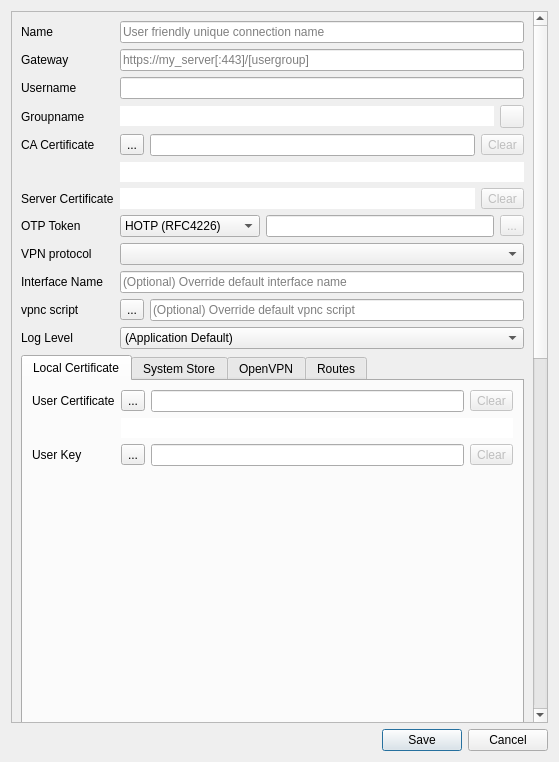
alissonchaves/openconnect-gui, file src/dialog/editdialog.ui: the form before one commit.
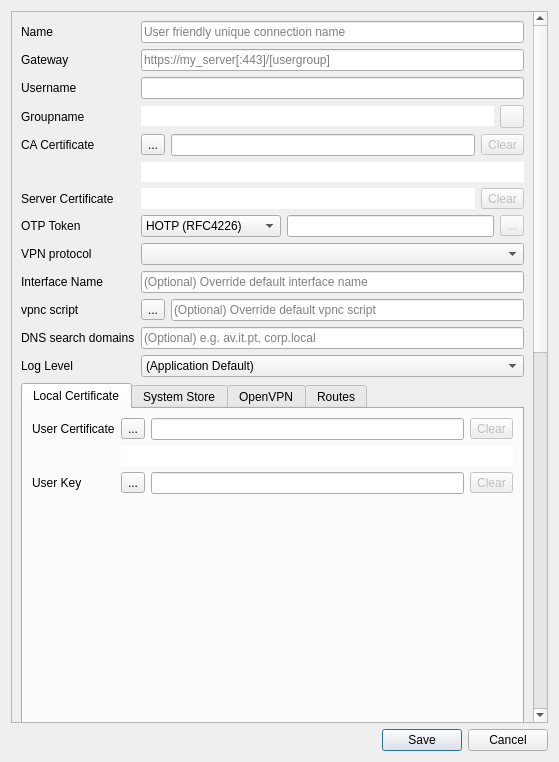
The form after the commit. Icons and pictures are not drawn.

Commit message: Add DNS search domain support and apply VPN DNS on macOS

Patch:
```diff
--- a/src/dialog/editdialog.ui
+++ b/src/dialog/editdialog.ui
@@ -354,7 +354,7 @@
        </item>
       </layout>
      </item>
-     <item row="12" column="1">
+     <item row="13" column="1">
       <widget class="QComboBox" name="loglevelBox">
        <property name="sizePolicy">
         <sizepolicy hsizetype="Expanding" vsizetype="Fixed">
@@ -396,6 +396,25 @@
       </widget>
      </item>
      <item row="12" column="0">
+      <widget class="QLabel" name="dnsSearchDomainsLabel">
+       <property name="text">
+        <string>DNS search domains</string>
+       </property>
+      </widget>
+     </item>
+     <item row="12" column="1">
+      <widget class="QLineEdit" name="dnsSearchDomainsEdit">
+       <property name="toolTip">
+        <string>Comma or space separated DNS search domains.
+
+Examples: av.it.pt, corp.local</string>
+       </property>
+       <property name="placeholderText">
+        <string>(Optional) e.g. av.it.pt, corp.local</string>
+       </property>
+      </widget>
+     </item>
+     <item row="13" column="0">
       <widget class="QLabel" name="logLevelLabel">
        <property name="text">
         <string>Log Level</string>
```
The commit also changes 12 other files.
